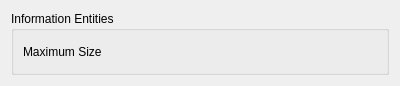
pfrancq/galilei, file community/frontend/kde/config.ui: the form before one commit.
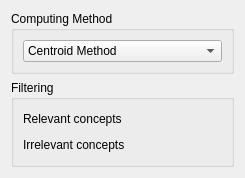
The form after the commit. Custom widgets are drawn as their Qt base class.

Commit message: - Rewrite of the code to follow the on-line article (in particular implements the prototype method). - Use the tensor operations implemented in GDescription and the tools GDescriptionSet and GDescriptionFilter.

What changed in the file:
```diff
--- a/community/frontend/kde/config.ui
+++ b/community/frontend/kde/config.ui
@@ -1,12 +1,12 @@
 <ui version="4.0" >
  <class>Config</class>
- <widget class="QWidget" name="Config" >
-  <property name="geometry" >
+ <widget class="QWidget" name="Config">
+  <property name="geometry">
    <rect>
     <x>0</x>
     <y>0</y>
-    <width>400</width>
-    <height>86</height>
+    <width>245</width>
+    <height>164</height>
    </rect>
   </property>
   <property name="windowTitle" >
@@ -14,38 +14,104 @@
   </property>
   <layout class="QVBoxLayout" name="verticalLayout_2" >
    <item>
-    <widget class="QGroupBox" name="groupBox" >
-     <property name="title" >
-      <string>Information Entities</string>
+    <widget class="QGroupBox" name="groupBox_2">
+     <property name="title">
+      <string>Computing Method</string>
      </property>
-     <layout class="QVBoxLayout" name="verticalLayout" >
+     <layout class="QVBoxLayout" name="verticalLayout_3">
       <item>
-       <layout class="QHBoxLayout" >
+       <widget class="QComboBox" name="Method">
         <item>
-         <widget class="QLabel" name="textLabel1" >
-          <property name="toolTip" >
-           <string>Maximum size of the vector.</string>
+         <property name="text">
+          <string>Centroid Method</string>
+         </property>
+        </item>
+        <item>
+         <property name="text">
+          <string>Prototype Method</string>
+         </property>
+        </item>
+       </widget>
+      </item>
+     </layout>
+    </widget>
+   </item>
+   <item>
+    <widget class="QGroupBox" name="groupBox">
+     <property name="title">
+      <string>Filtering</string>
+     </property>
+     <layout class="QVBoxLayout" name="verticalLayout">
+      <item>
+       <layout class="QHBoxLayout" name="_2">
+        <item>
+         <widget class="QLabel" name="textLabel1">
+          <property name="whatsThis">
+           <string/>
           </property>
-          <property name="whatsThis" >
-           <string>Specify the maximum number of non-zero weighted information entities used for the description of the subprofile.</string>
+          <property name="text">
+           <string>Relevant concepts</string>
           </property>
-          <property name="text" >
-           <string>Maximum Size</string>
+          <property name="wordWrap">
+           <bool>false</bool>
           </property>
-          <property name="wordWrap" >
+         </widget>
+        </item>
+        <item>
+         <spacer name="spacer2">
+          <property name="orientation">
+           <enum>Qt::Horizontal</enum>
+          </property>
+          <property name="sizeType">
+           <enum>QSizePolicy::Expanding</enum>
+          </property>
+          <property name="sizeHint" stdset="0">
+           <size>
+            <width>40</width>
+            <height>20</height>
+           </size>
+          </property>
+         </spacer>
+        </item>
+        <item>
+         <widget class="KIntNumInput" name="LMax">
+          <property name="toolTip">
+           <string>Maximum number of relevant concepts.</string>
+          </property>
+          <property name="whatsThis">
+           <string>Specify the maximum number of relevant concepts used for the vectors of the description.</string>
+          </property>
+         </widget>
+        </item>
+       </layout>
+      </item>
+      <item>
+       <layout class="QHBoxLayout" name="_3">
+        <item>
+         <widget class="QLabel" name="textLabel1bis">
+          <property name="toolTip">
+           <string/>
+          </property>
+          <property name="whatsThis">
+           <string/>
+          </property>
+          <property name="text">
+           <string>Irrelevant concepts</string>
+          </property>
+          <property name="wordWrap">
            <bool>false</bool>
           </property>
          </widget>
         </item>
         <item>
-         <spacer name="spacer2" >
-          <property name="orientation" >
+         <spacer name="spacer2bis">
+          <property name="orientation">
            <enum>Qt::Horizontal</enum>
           </property>
-          <property name="sizeType" >
+          <property name="sizeType">
            <enum>QSizePolicy::Expanding</enum>
           </property>
-          <property name="sizeHint" stdset="0" >
+          <property name="sizeHint" stdset="0">
            <size>
             <width>40</width>
             <height>20</height>
```
Left out of the diff: 17 changed lines with no effect on the pictures. The commit also changes 7 other files.
